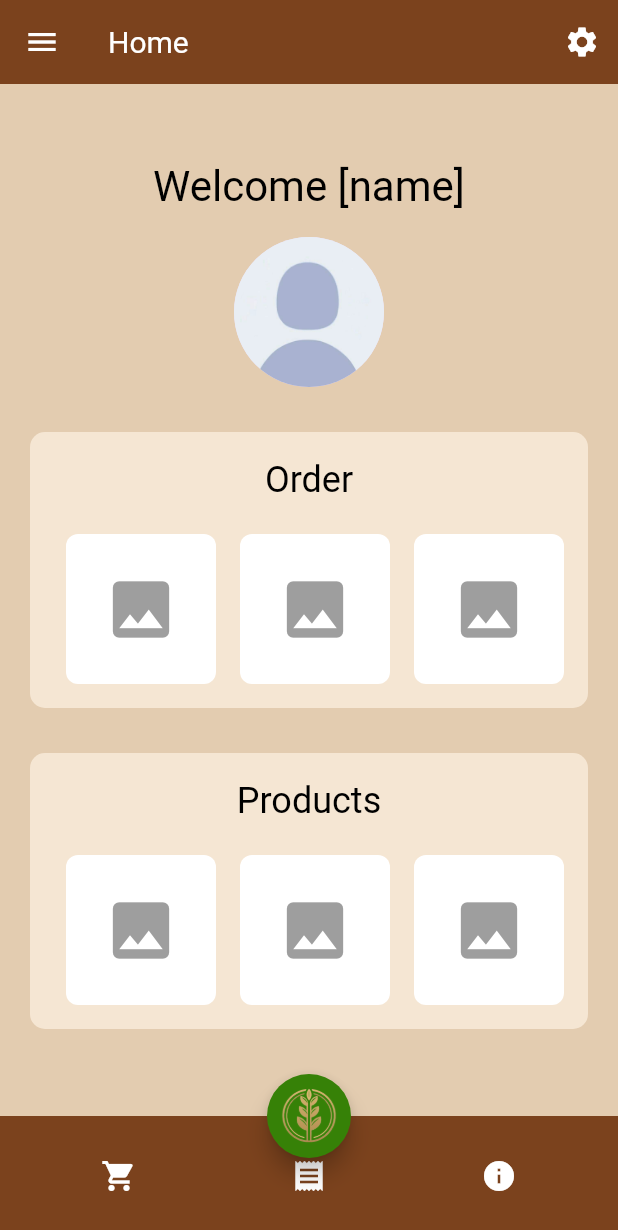
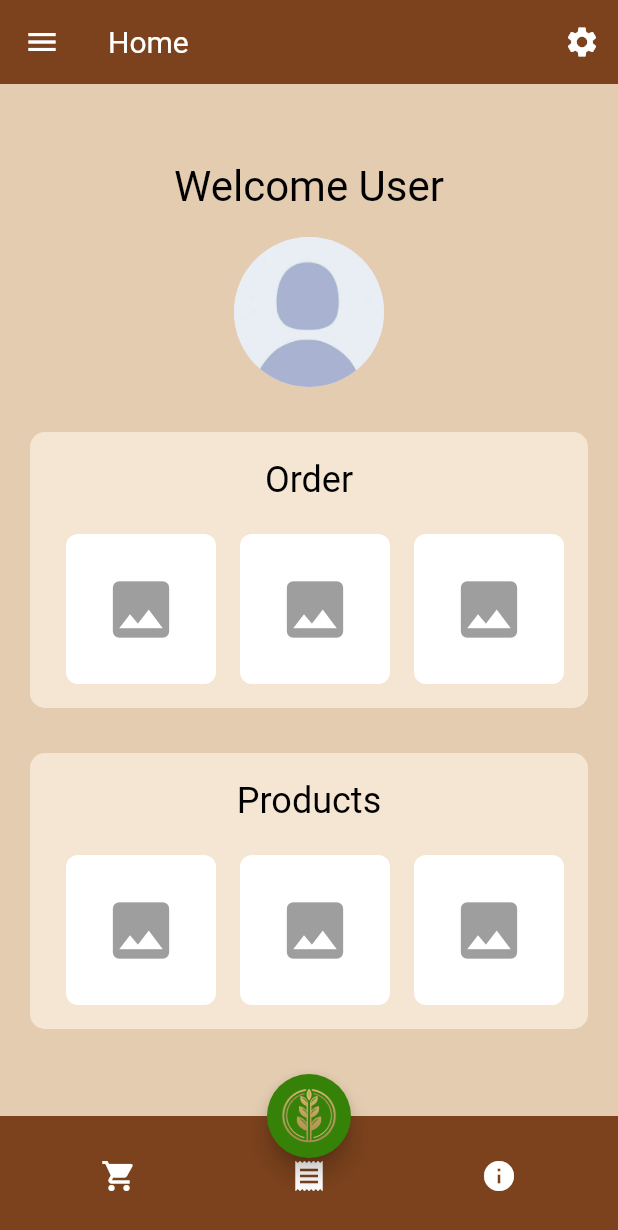
Before and after one commit to VoxMonstra/CSC-4610-Web-Warriors, a Flutter app: the HomePage screen opened by its route, on a phone screen of 412 x 824 dp. Shown: the top 1230 px of the screen. Run offline on Flutter 3.47's test engine with Material 3 defaults, Android fonts, the phone set to English and light mode, and no system bars; our stand-ins replace flutter_secure_storage, google_fonts, shared_preferences; accounts and stored records are empty.

Commit message:
chore: changed home welcome message

```diff
--- a/src/lib/screens/home.dart
+++ b/src/lib/screens/home.dart
@@ -31,7 +31,7 @@ class HomePage extends StatelessWidget {
                 mainAxisSize: MainAxisSize.min,
                 children: [
                   Text(
-                    'Welcome [name]',
+                    'Welcome User',
                     style: Theme.of(context).textTheme.headlineMedium?.copyWith(
                           color: Colors.black,
                         ),
```
